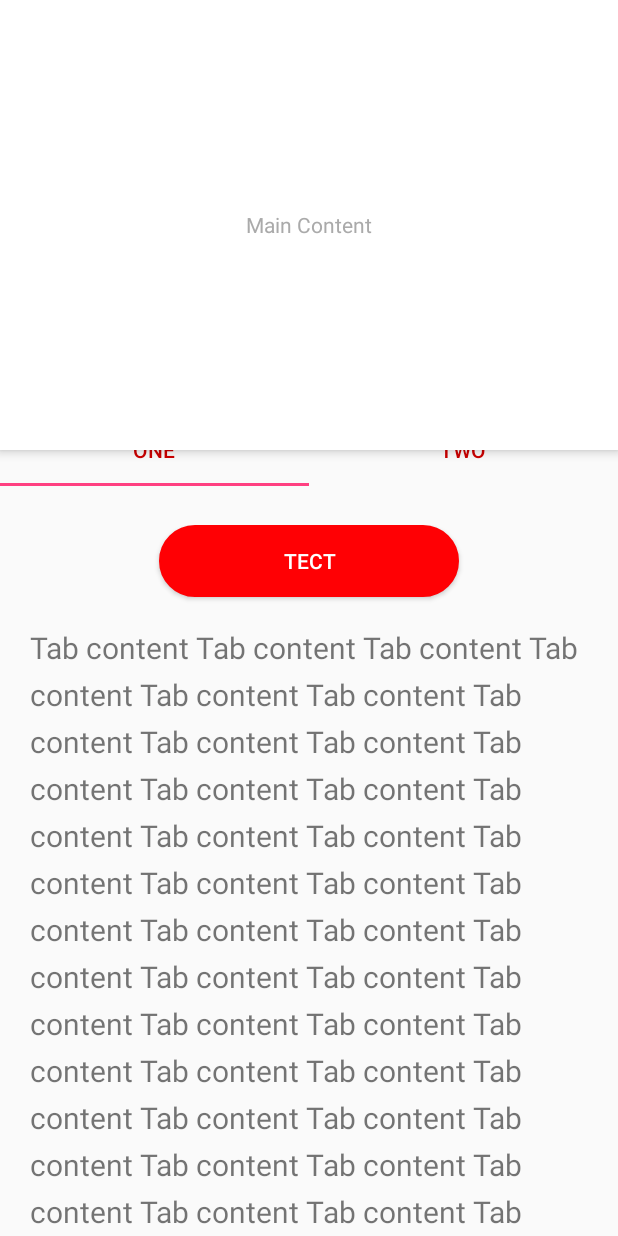
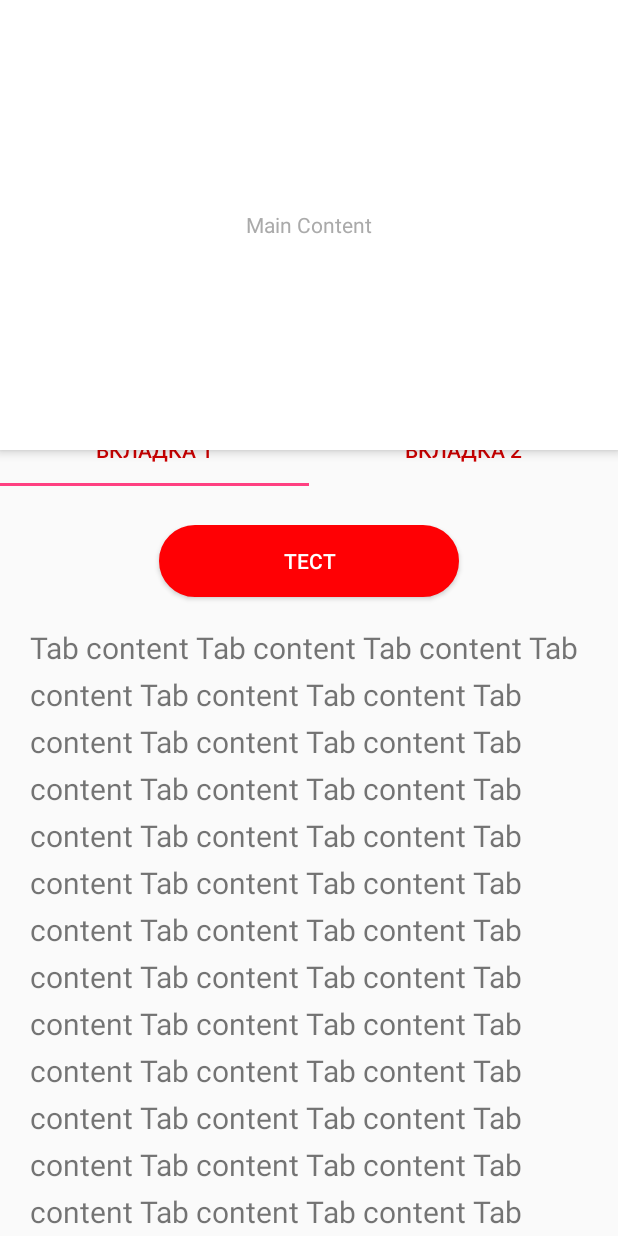
Before and after one commit to jonart/TestApp, an Android app: the screen it shows after launch (MainActivity), on a phone screen of 412 x 824 dp. Run offline under Robolectric (Android 15) with nearby library versions, the phone set to English and light mode, and no system bars; our stand-ins replace ButterKnife; 2 statements that could not run were skipped.

Commit message:
Rejected commit: Default

```diff
--- a/app/src/main/java/ru/joy_media/testapp/MainActivity.java
+++ b/app/src/main/java/ru/joy_media/testapp/MainActivity.java
@@ -1,9 +1,11 @@
 package ru.joy_media.testapp;
 
+import android.os.Handler;
 import android.support.design.widget.CoordinatorLayout;
 import android.support.design.widget.Snackbar;
 import android.support.design.widget.TabLayout;
 import android.support.v4.view.ViewPager;
+import android.support.v4.widget.SwipeRefreshLayout;
 import android.support.v7.app.AppCompatActivity;
 import android.os.Bundle;
 import android.support.v7.widget.LinearLayoutManager;
@@ -30,6 +32,8 @@ public class MainActivity extends AppCompatActivity {
     TabLayout mTabLayout;
     @BindView(R.id.pager)
     ViewPager mViewPager;
+    @BindView(R.id.swipe)
+    SwipeRefreshLayout swipe;
 
 
     @Override
@@ -41,13 +45,27 @@ public class MainActivity extends AppCompatActivity {
         getSupportActionBar().setDisplayHomeAsUpEnabled(true);
         setupViewPager(mViewPager);
 
+        swipe.setColorSchemeResources(R.color.orange, R.color.green, R.color.blue);
+        swipe.setOnRefreshListener(new SwipeRefreshLayout.OnRefreshListener() {
+            @Override
+            public void onRefresh() {
+                new Handler().postDelayed(new Runnable() {
+                    @Override
+                    public void run() {
+                        swipe.setRefreshing(false);
+                    }
+                }, 2500);
+            }
+        });
+
+
         mTabLayout.setupWithViewPager(mViewPager);
 
     }
     private void setupViewPager(ViewPager viewPager){
         ViewPagerAdapter adapter = new ViewPagerAdapter(getSupportFragmentManager());
-        adapter.addFragment(new TabFragment1(),"One");
-        adapter.addFragment(new TabFragment2(),"Two");
+        adapter.addFragment(new TabFragment1(),"ВКЛАДКА 1");
+        adapter.addFragment(new TabFragment2(),"ВКЛАДКА 2");
         viewPager.setAdapter(adapter);
     }
     public void showSnackBar(String message){
```
